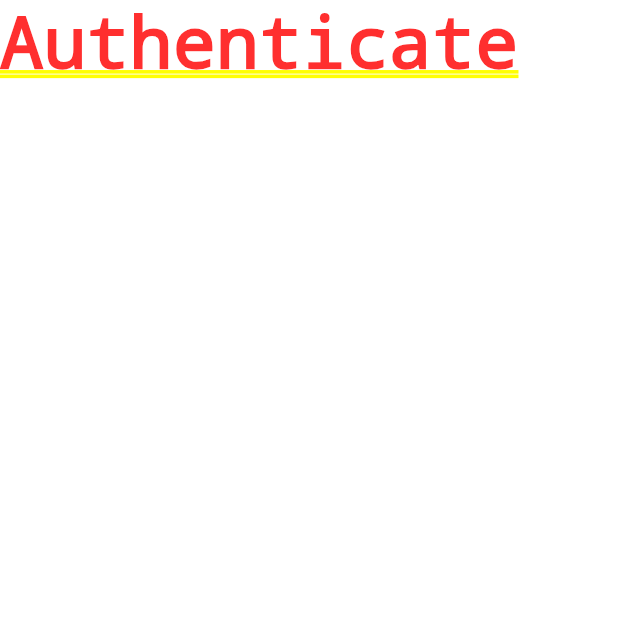
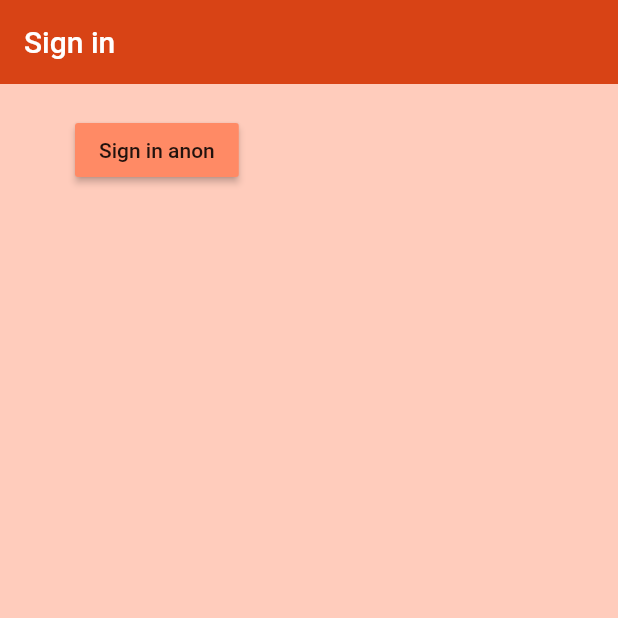
Before and after one commit to VikaKhusti/eng_app, a Flutter app: the screen it shows after launch, on a phone screen of 412 x 824 dp, the top half of it. Run offline on Flutter 3.47's test engine with Material 2 defaults, Android fonts, the phone set to English and light mode, and no system bars; our stand-ins replace firebase_auth; accounts and stored records are empty.

Commit message:
sign in anon

```diff
--- a/lib/screens/authenticate/authenticate.dart
+++ b/lib/screens/authenticate/authenticate.dart
@@ -1,3 +1,4 @@
+import 'package:engapp/screens/authenticate/sign_in.dart';
 import 'package:flutter/material.dart';
 
 class Authenticate extends StatefulWidget {
@@ -9,7 +10,7 @@
   @override
   Widget build(BuildContext context) {
     return Container(
-      child: Text('Authenticate'),
+      child: SignIn(),
     );
   }
 }
--- /dev/null
+++ b/lib/screens/authenticate/sign_in.dart
@@ -0,0 +1,41 @@
+import 'package:engapp/services/auth.dart';
+import 'package:flutter/material.dart';
+
+class SignIn extends StatefulWidget {
+  @override
+  _SignInState createState() => _SignInState();
+}
+
+class _SignInState extends State<SignIn> {
+
+  final AuthService _auth = AuthService();
+
+  @override
+  Widget build(BuildContext context) {
+    return Scaffold(
+      backgroundColor: Colors.deepOrange[100],
+      appBar: AppBar(
+        backgroundColor: Colors.deepOrange[800],
+        elevation: 0.0,
+        title: Text('Sign in'),
+      ),
+    body: Container(
+      padding: EdgeInsets.symmetric(vertical: 20.0, horizontal: 50.0),
+      child: RaisedButton(
+        child: Text('Sign in anon'),
+        color: Colors.deepOrange[300],
+        onPressed: () async {
+          dynamic result = await _auth.signInAnon();
+
+          if(result == null) {
+            print('error while signing in');
+          } else {
+            print('signed in');
+            print(result);
+          }
+        },
+      ),
+    ),
+    );
+  }
+}
```
Also changed, not shown: lib/services/auth.dart (added, +18 -0 lines).
